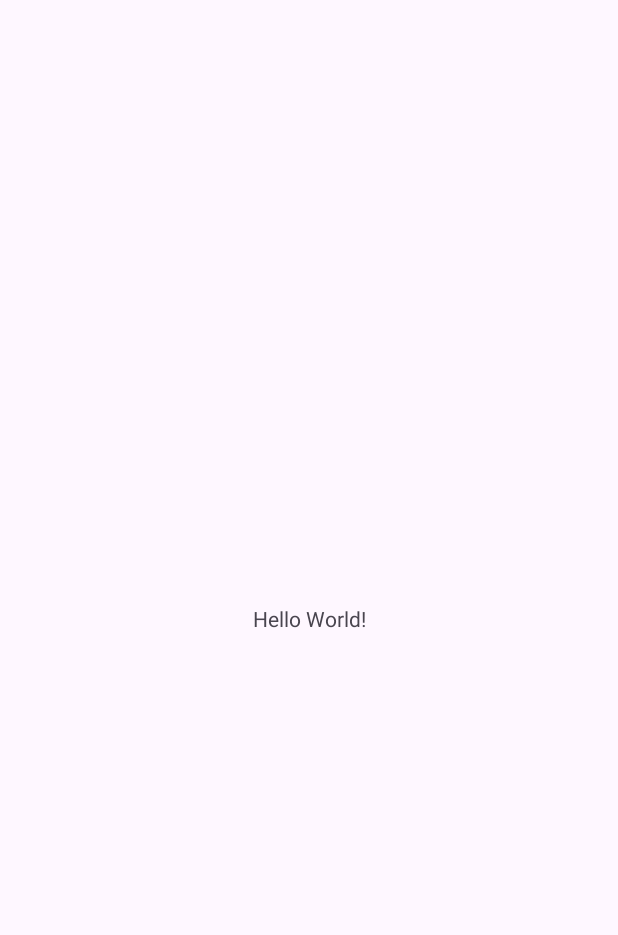
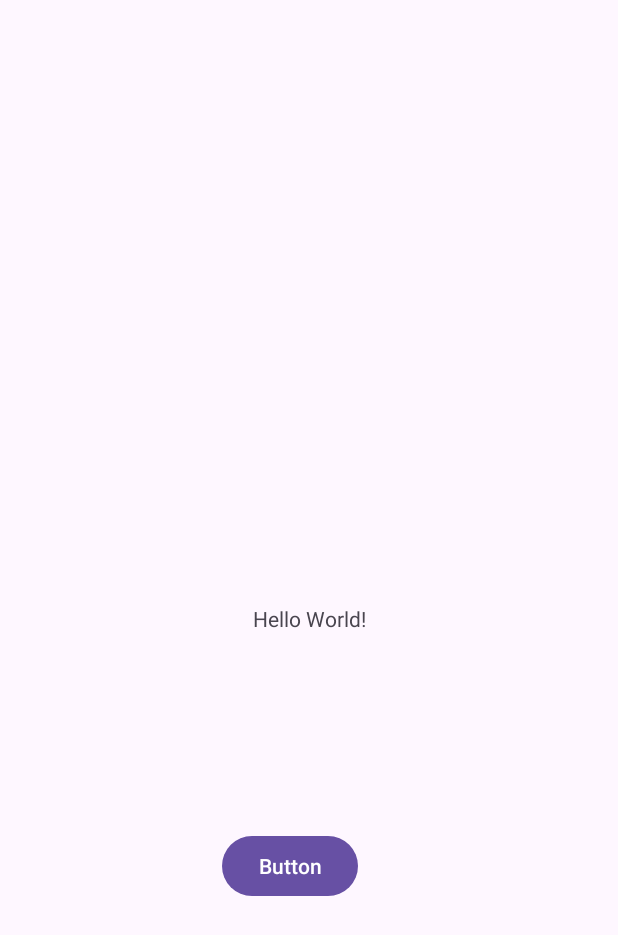
Before and after one commit to adolfomorena/EjemploGit, an Android app: the screen it shows after launch (MainActivity), on a phone screen of 412 x 824 dp. Before the commit the part shown is almost empty. Shown: the top 935 px of the screen. Run offline under Robolectric (Android 15) with nearby library versions, the phone set to English and light mode, and no system bars.

Commit message:
Primeros cambios

```diff
--- a/app/src/main/java/com/example/ejemplogitandorid/MainActivity.kt
+++ b/app/src/main/java/com/example/ejemplogitandorid/MainActivity.kt
@@ -16,5 +16,7 @@ class MainActivity : AppCompatActivity() {
             v.setPadding(systemBars.left, systemBars.top, systemBars.right, systemBars.bottom)
             insets
         }
+        //Lo que sea
+
     }
 }
--- a/app/src/main/res/layout/activity_main.xml
+++ b/app/src/main/res/layout/activity_main.xml
@@ -8,6 +8,7 @@
     tools:context=".MainActivity">
 
     <TextView
+        android:id="@+id/textView"
         android:layout_width="wrap_content"
         android:layout_height="wrap_content"
         android:text="Hello World!"
@@ -16,4 +17,18 @@
         app:layout_constraintStart_toStartOf="parent"
         app:layout_constraintTop_toTopOf="parent" />
 
+    <Button
+        android:id="@+id/button"
+        android:layout_width="wrap_content"
+        android:layout_height="wrap_content"
+        android:layout_marginStart="148dp"
+        android:layout_marginTop="108dp"
+        android:layout_marginEnd="173dp"
+        android:layout_marginBottom="199dp"
+        android:text="Button"
+        app:layout_constraintBottom_toBottomOf="parent"
+        app:layout_constraintEnd_toEndOf="parent"
+        app:layout_constraintStart_toStartOf="parent"
+        app:layout_constraintTop_toBottomOf="@+id/textView" />
+
 </androidx.constraintlayout.widget.ConstraintLayout>
```
